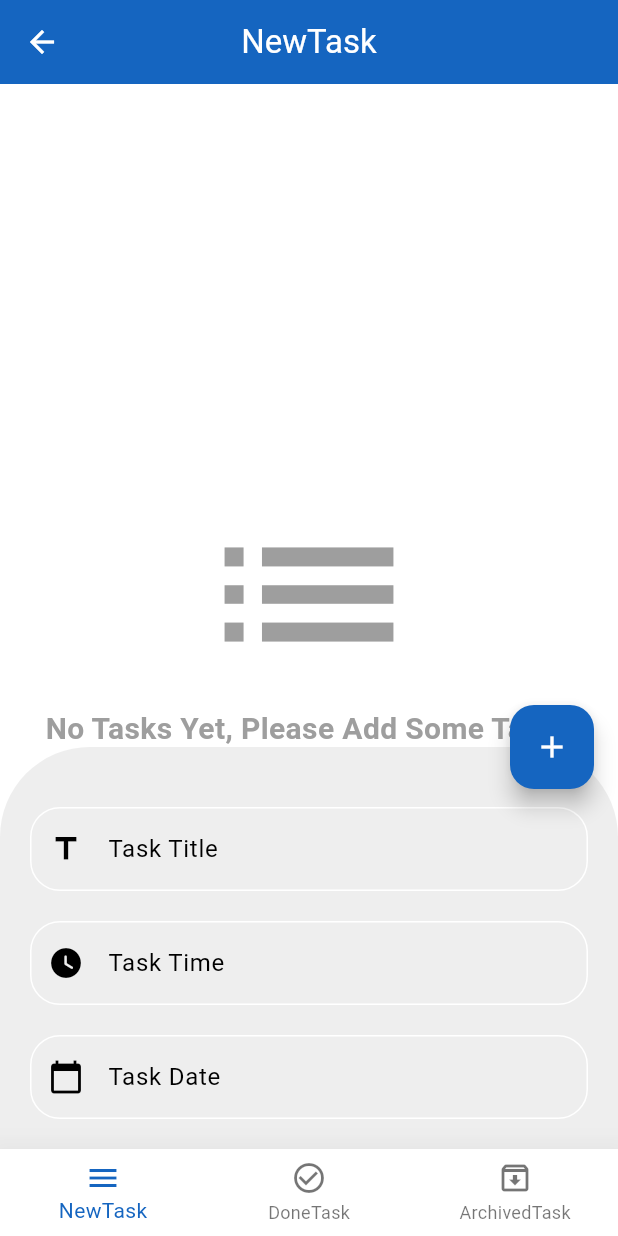
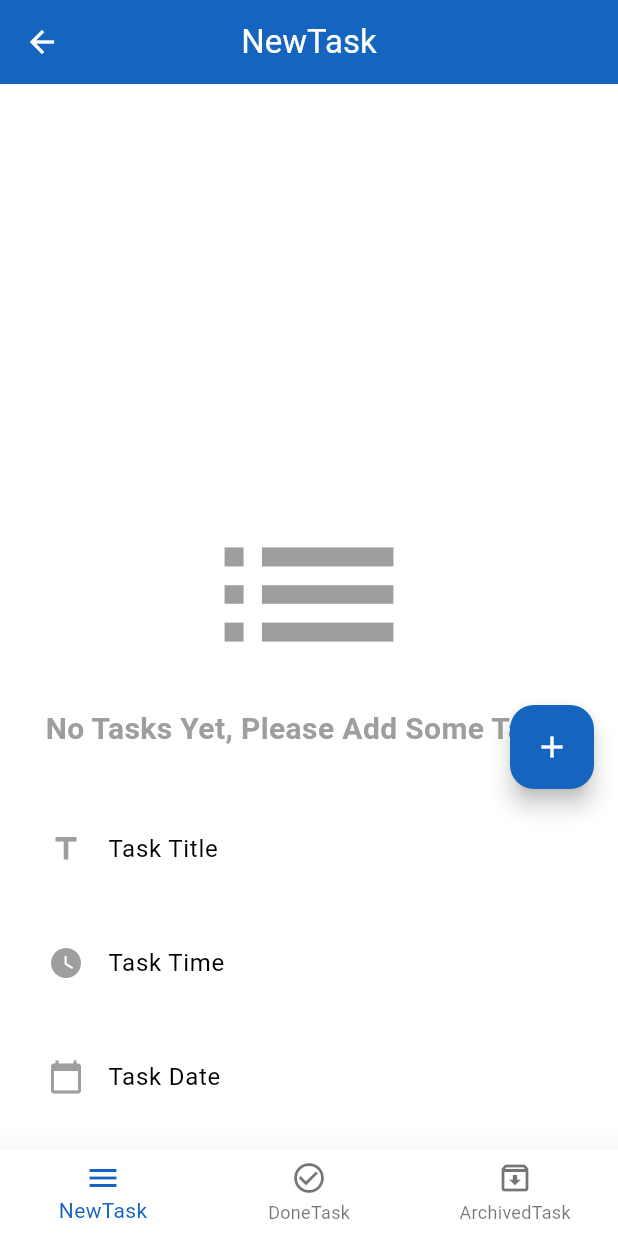
Before and after one commit to YossefHussein/todo_app, a Flutter app: the screen it shows after launch, after a tap on the "edit" icon, on a phone screen of 412 x 824 dp. Run offline on Flutter 3.47's test engine with Material 2 defaults, Android fonts, the phone set to English and light mode, and no system bars; our stand-ins replace bloc, conditional_builder_null_safety, flutter_bloc, sqflite; accounts and stored records are empty.

Commit message:
* update

```diff
--- a/lib/layout/home_layout.dart
+++ b/lib/layout/home_layout.dart
@@ -5,8 +5,8 @@ import 'package:intl/intl.dart';
 import 'package:todo_app/shared/bloc/app_cubit.dart';
 
 import '../shared/bloc/states.dart';
+import '../shared/components/components.dart';
 import '../shared/components/constant.dart';
-import '../shared/components/components.dart';
 import '../shared/styles/color.dart';
 
 // ignore: must_be_immutable
@@ -16,11 +16,13 @@ class HomeLayout extends StatelessWidget {
   // this is for see bottomSheet
   // ScaffoldState
   var scaffoldKey = GlobalKey<ScaffoldState>();
+
   // this use for validation
   // 'FormState' this type of 'GlobalKey'
   var formKey = GlobalKey<FormState>();
+
   // controllers
-  // this use for insert values o f controllers
+  // this use for insert values of controllers
   // to database of todo app
   var titleController = TextEditingController();
   var timeController = TextEditingController();
@@ -42,16 +44,23 @@ class HomeLayout extends StatelessWidget {
             // theme
             theme: ThemeData(
               useMaterial3: true,
+              scaffoldBackgroundColor: pScaffoldBackgroundColor,
               appBarTheme: AppBarTheme(
                 centerTitle: true,
                 color: pColor,
-                foregroundColor: pColorTextAppBar,
+                foregroundColor: pTextAppBarColor,
               ),
               floatingActionButtonTheme: FloatingActionButtonThemeData(
                 backgroundColor: pColor,
               ),
+              bottomNavigationBarTheme: BottomNavigationBarThemeData(
+                type: BottomNavigationBarType.fixed,
+                showSelectedLabels: true,
+                backgroundColor: pBottomNavigationBarColor,
+                elevation: 20,
+              ),
               bottomSheetTheme: BottomSheetThemeData(
-                backgroundColor: pBottomSheetColor,
+                // backgroundColor: pBottomSheetColor,
                 elevation: 20,
                 shape: RoundedRectangleBorder(
                   borderRadius: BorderRadius.only(
@@ -217,8 +226,6 @@ class HomeLayout extends StatelessWidget {
                 onTap: (index) {
                   cubit.changeIndex(index);
                 },
-
-                // tab animation duration
                 items: [
                   BottomNavigationBarItem(
                     icon: Icon(Icons.menu_outlined),
--- a/lib/shared/components/components.dart
+++ b/lib/shared/components/components.dart
@@ -1,15 +1,17 @@
 import 'package:flutter/material.dart';
-import 'package:todo_app/shared/bloc/app_cubit.dart';
-import 'package:todo_app/shared/components/constant.dart';
-import 'package:todo_app/shared/styles/color.dart';
+
+import '../bloc/app_cubit.dart';
+import '../styles/color.dart';
+import 'constant.dart';
 
 /// to make task item
 Widget buildTaskItem({
   required int taskNumber,
   required Map model,
   required BuildContext context,
-}) =>
-    Dismissible(
+}) {
+  return Dismissible(
+
       key: Key(model['id'].toString()),
       onDismissed: (direction) {
         AppCubit.get(context).deleteDate(id: model['id']);
@@ -75,6 +77,7 @@ Widget buildTaskItem({
         ),
       ),
     );
+}
 
 /// this is default formField in my application
 Widget defaultFormField({
@@ -88,8 +91,8 @@ Widget defaultFormField({
   required Widget prefixIcon,
   required Function()? onTap,
   bool? disableKeyBoard = false,
-}) =>
-    TextFormField(
+}) {
+  return TextFormField(
     showCursor: disableKeyBoard,
     readOnly: disableKeyBoard!,
     controller: controller,
@@ -101,9 +104,11 @@ Widget defaultFormField({
     decoration: InputDecoration(
       prefixIcon: prefixIcon,
       labelText: label,
+      prefixIconColor: pIconColor,
       border: OutlineInputBorder(
         borderRadius: BorderRadius.circular(20),
       ),
     ),
     validator: validMsg,
   );
+}
--- a/lib/shared/styles/color.dart
+++ b/lib/shared/styles/color.dart
@@ -1,6 +1,9 @@
 import 'package:flutter/material.dart';
 
-var pBottomSheetColor = Colors.grey[200];
+// var pBottomSheetColor = Colors.white;
+var pScaffoldBackgroundColor = Colors.white;
+var pBottomNavigationBarColor = Colors.white;
+var pTextAppBarColor= Colors.white;
+var pIconColor = Colors.grey;
 var pColor = Colors.blue.shade800;
 var sColor = Colors.blue.shade700;
-var pColorTextAppBar = Colors.white;
```
Also changed, not shown: lib/main.dart (+6 -1 lines), pubspec.lock, 1 other file. Lines whose indentation alone changed are shown as unchanged.
